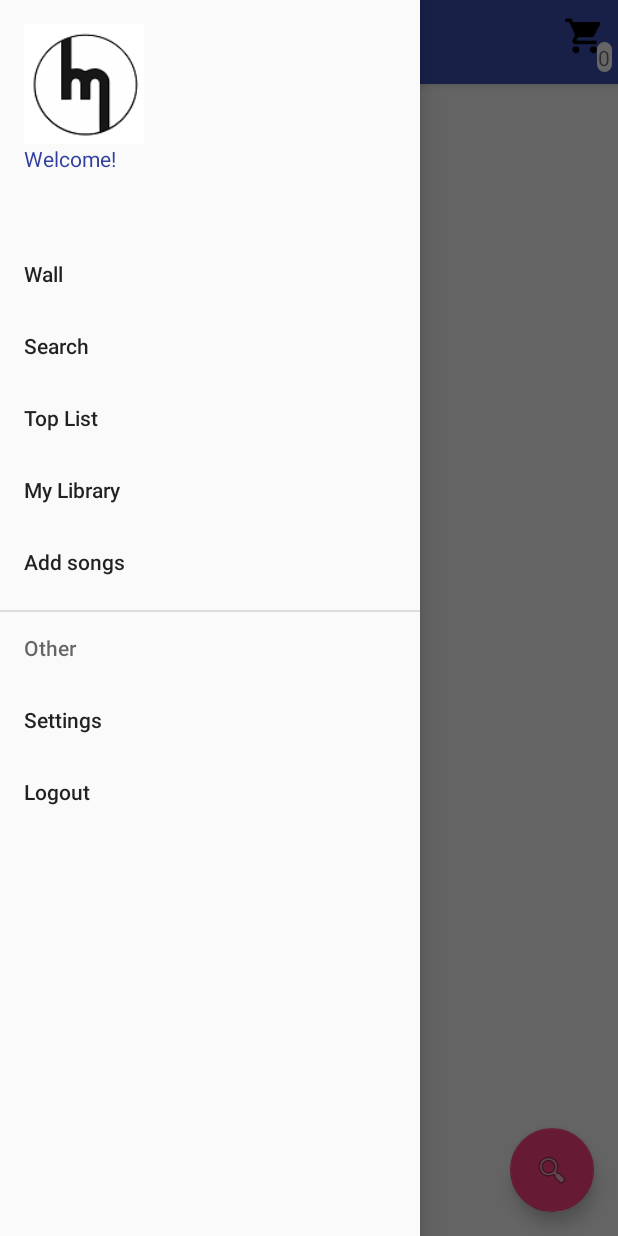
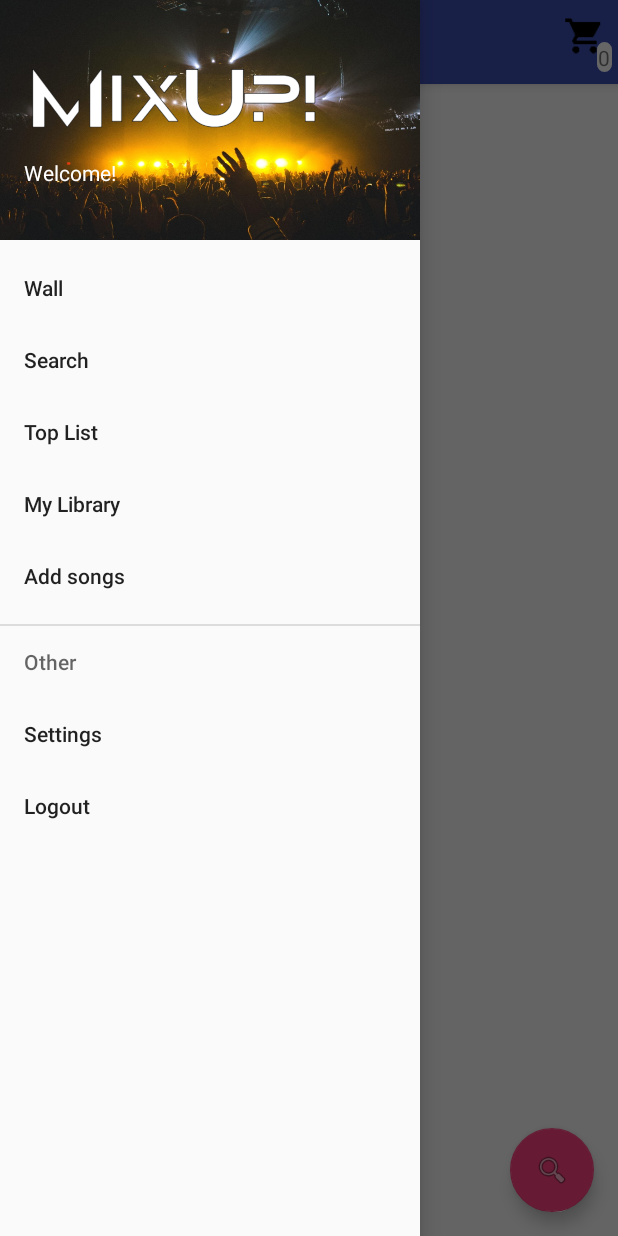
Before and after one commit to Gliniak/MixUp, an Android app: the screen it shows after launch once a user with an empty profile is signed in (MainScreenActivity), with the side drawer open, on a phone screen of 412 x 824 dp. Run offline under Robolectric (Android 15) with nearby library versions, the phone set to English and light mode, and no system bars; our stand-ins replace Firebase (no records; nobody signed in at launch, a user with empty details on screens opened directly).

Commit message:
Added some visual changes to the menu

```diff
--- a/app/src/main/res/layout/nav_header_main.xml
+++ b/app/src/main/res/layout/nav_header_main.xml
@@ -2,33 +2,37 @@
 <LinearLayout xmlns:android="http://schemas.android.com/apk/res/android"
     xmlns:app="http://schemas.android.com/apk/res-auto"
     android:layout_width="match_parent"
-    android:layout_height="wrap_content"
+    android:layout_height="160dp"
+    xmlns:style="http://schemas.android.com/tools"
     android:gravity="bottom"
     android:orientation="vertical"
     android:paddingBottom="@dimen/activity_vertical_margin"
     android:paddingLeft="@dimen/activity_horizontal_margin"
     android:paddingRight="@dimen/activity_horizontal_margin"
     android:paddingTop="@dimen/activity_vertical_margin"
+    android:background="@drawable/bg"
     android:theme="@style/ThemeOverlay.AppCompat.Dark">
+
 
     <ImageView
         android:id="@+id/user_avatar_bar"
-        android:layout_width="80dp"
+        android:layout_width="200dp"
         android:layout_height="80dp"
-        app:srcCompat="@mipmap/logo_avatar" />
+        app:srcCompat="@drawable/logo_w" />
 
     <TextView
         android:layout_width="match_parent"
         android:layout_height="wrap_content"
         android:text="Welcome!"
-        android:textColor="@color/colorPrimaryDark"
+        android:textColor="@color/white"
         android:textAppearance="@style/TextAppearance.AppCompat.Body1" />
+
 
     <TextView
         android:id="@+id/username_bar"
         android:layout_width="wrap_content"
         android:layout_height="wrap_content"
-        android:textColor="@color/colorPrimaryDark"
+        android:textColor="@color/white"
         android:text="android.studio@android.com" />
 
 </LinearLayout>
--- a/app/src/main/res/values/styles.xml
+++ b/app/src/main/res/values/styles.xml
@@ -11,4 +11,11 @@
 
     </style>
 
+
+    <style name="BackGroundImageView">
+        <item name="android:alpha">0.5</item>
+        <item name="android:scaleType">fitXY</item>
+        <item name="android:src">@drawable/bg</item>
+    </style>
+
 </resources>
```
Also changed, not shown: app/src/main/res/drawable/bg.jpg (added), app/src/main/res/drawable/logo.png (added), app/src/main/res/drawable/logo_w.png (added).
